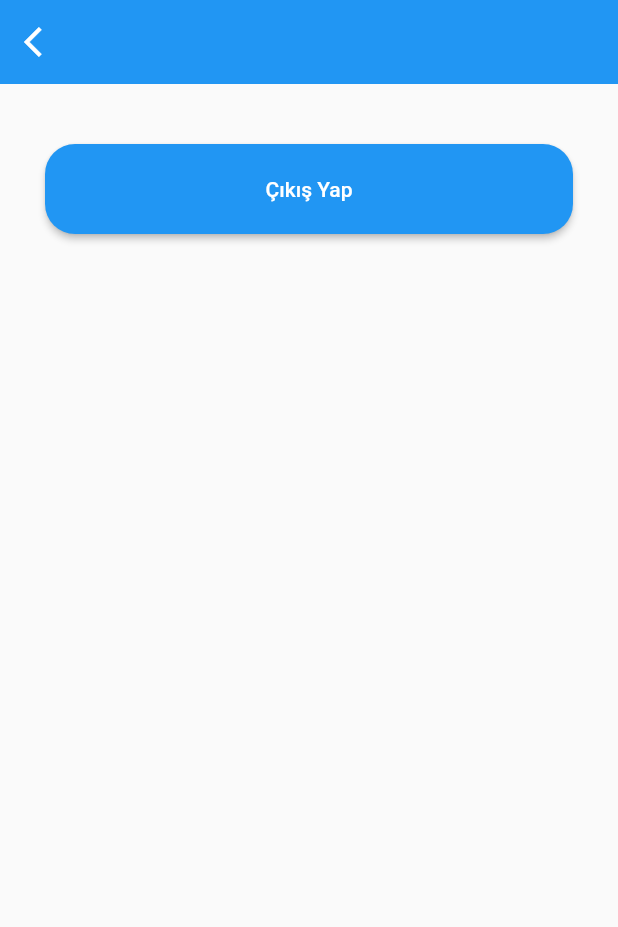
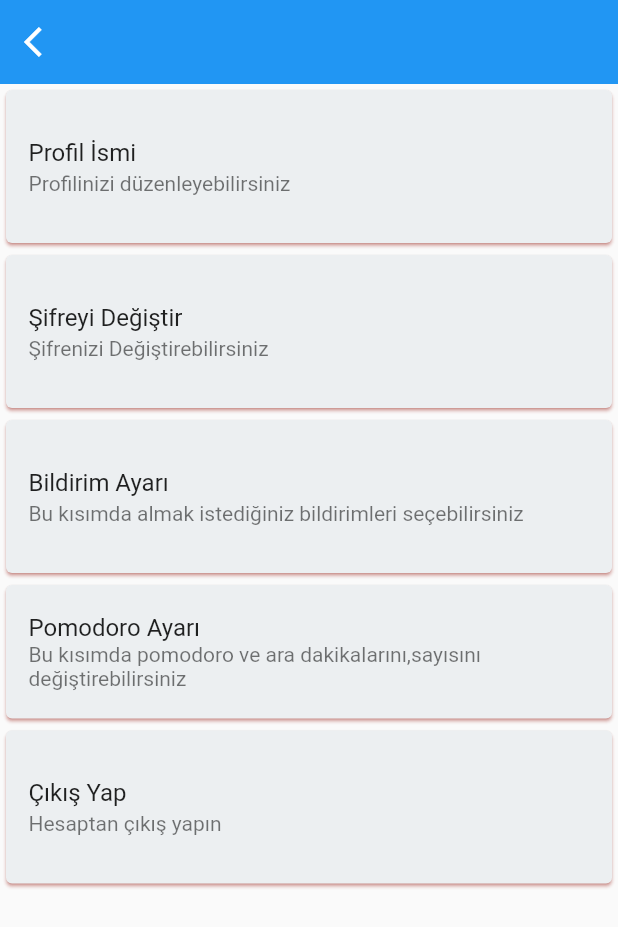
Before and after one commit to SezerKaynak/pomo2do, a Flutter app: the PersonInfo screen opened directly, on a phone screen of 412 x 824 dp. Shown: the top 927 px of the screen. Run offline on Flutter 3.47's test engine with Material 2 defaults, Android fonts, the phone set to English and light mode, and no system bars; our stand-ins replace anim_search_bar, cloud_firestore, firebase_auth, firebase_core, firebase_database, flutter_slidable; accounts and stored records are empty.

```diff
--- a/lib/pages/person_info.dart
+++ b/lib/pages/person_info.dart
@@ -25,23 +25,49 @@ class PersonInfo extends StatelessWidget with ProjectThemeOptions {
                   ModalRoute.withName("/Task"));
             }),
       ),
-      body: Padding(
-        padding: ScreenPadding().screenPadding,
-        child: Column(
-          children: [
-            SizedBox(
-                width: 400,
-                height: 60,
-                child: ElevatedButton(
-                    style: ElevatedButton.styleFrom(
-                        shape: RoundedRectangleBorder(
-                            borderRadius: BorderRadius.circular(20))),
-                    onPressed: () async {
-                      await _authService.signOut();
-                    },
-                    child: const Text("Çıkış Yap"))),
-          ],
-        ),
+      body: Column(
+        children: const [
+          TaskAdded(
+            title: "Profil İsmi",
+            subtitle: "Profilinizi düzenleyebilirsiniz",
+            //onTap: () {},
+          ),
+          TaskAdded(
+            title: "Şifreyi Değiştir",
+            subtitle: "Şifrenizi Değiştirebilirsiniz",
+            //onTap: () {},
+          ),
+          TaskAdded(
+            title: "Bildirim Ayarı",
+            subtitle:
+                "Bu kısımda almak istediğiniz bildirimleri seçebilirsiniz",
+            //onTap: () {},
+          ),
+          TaskAdded(
+            title: "Pomodoro Ayarı",
+            subtitle:
+                "Bu kısımda pomodoro ve ara dakikalarını,sayısını değiştirebilirsiniz",
+            //onTap: () {},
+          ),
+          TaskAdded(
+            title: "Çıkış Yap",
+            subtitle: "Hesaptan çıkış yapın",
+            // onTap: () async {
+            //   await _authService.signOut();
+            // },
+          ),
+          // SizedBox(
+          //     width: 400,
+          //     height: 60,
+          //     child: ElevatedButton(
+          //         style: ElevatedButton.styleFrom(
+          //             shape: RoundedRectangleBorder(
+          //                 borderRadius: BorderRadius.circular(20))),
+          //         onPressed: () async {
+          //           await _authService.signOut();
+          //         },
+          //         child: const Text("Çıkış Yap"))),
+        ],
       ),
     );
   }
```
Also changed, not shown: lib/pages/edit_task.dart (added, +10 -0 lines), lib/pages/task.dart (+62 -71 lines).
